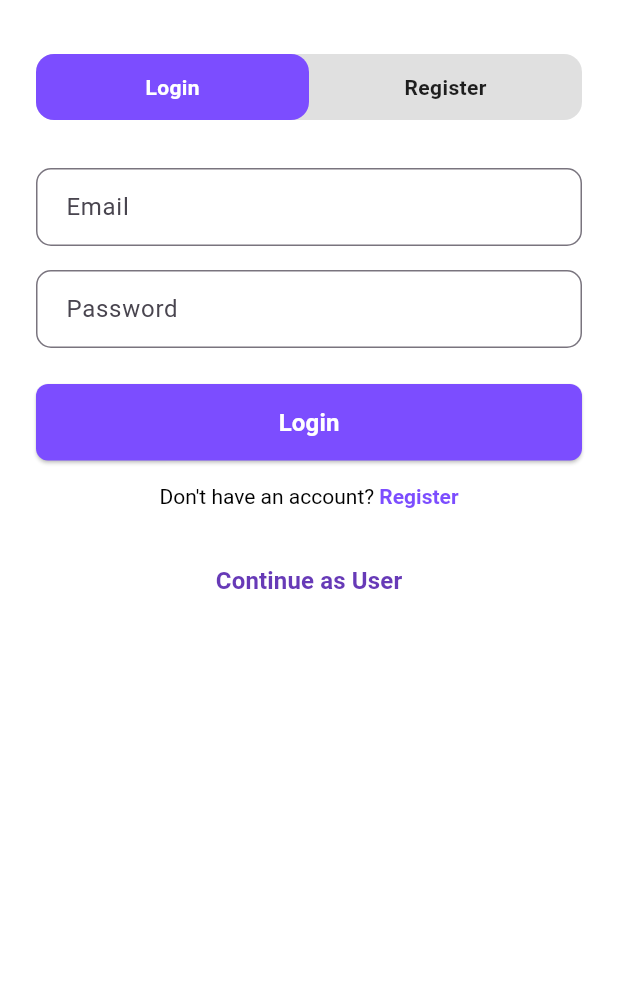
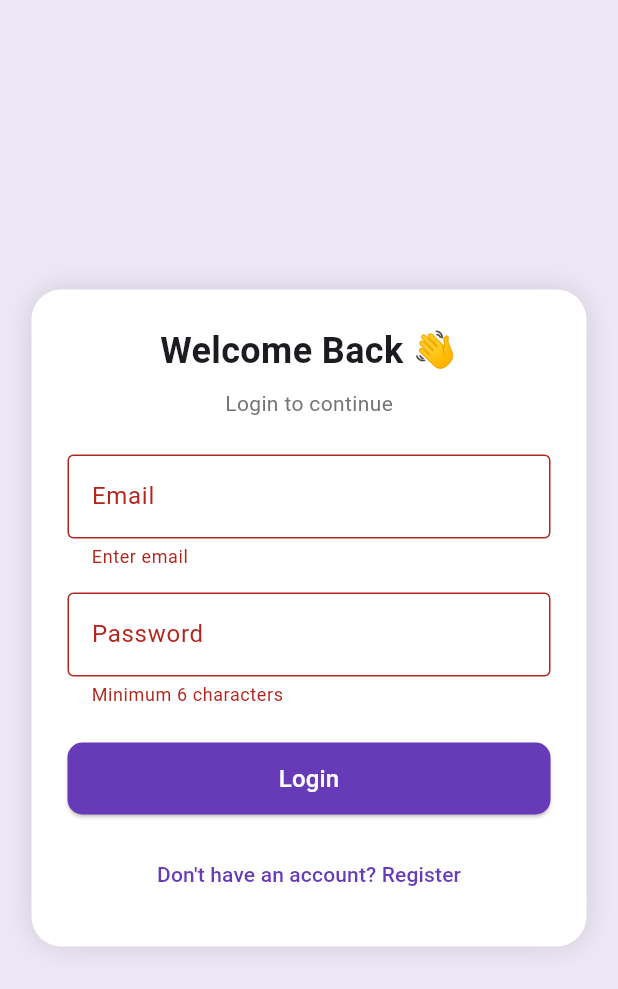
Before and after one commit to Shashank-Shourie/PS21, a Flutter app: the screen it shows after launch, after a tap on "Login", on a phone screen of 412 x 824 dp. Shown: the top 989 px of the screen. Run offline on Flutter 3.47's test engine with Material 3 defaults, Android fonts, the phone set to English and light mode, and no system bars; our stand-ins replace device_info_plus, file_picker, flutter_dotenv.

Commit message:
frontend problems idk about

```diff
--- a/frontend/lib/main.dart
+++ b/frontend/lib/main.dart
@@ -1,21 +1,23 @@
 import 'package:flutter/material.dart';
-// import '/pages/Userpages/home_page.dart';
-import 'pages/orgregister.dart';
 import 'package:flutter_dotenv/flutter_dotenv.dart';
+import 'pages/login_page.dart'; // Import the login_page.dart
 
 void main() async {
   WidgetsFlutterBinding.ensureInitialized();
-  await dotenv.load(
-    fileName: "assets/.env",
-  ); // explicitly point to your .env if needed
+  await dotenv.load(fileName: "assets/.env");  // Explicitly load .env file if necessary
+  print("APP initialized");
   runApp(const MyApp());
 }
+
 
 class MyApp extends StatelessWidget {
   const MyApp({super.key});
 
   @override
   Widget build(BuildContext context) {
-    return MaterialApp(debugShowCheckedModeBanner: false, home: AuthPage());
+    return MaterialApp(
+      debugShowCheckedModeBanner: false,
+      home: AuthPage(),  // Set the home to AuthPage which is inside login_page.dart
+    );
   }
 }
--- /dev/null
+++ b/frontend/lib/pages/login_page.dart
@@ -0,0 +1,150 @@
+import 'package:flutter/material.dart';
+
+class AuthPage extends StatefulWidget {
+  @override
+  _AuthPageState createState() => _AuthPageState();
+}
+
+class _AuthPageState extends State<AuthPage> {
+  bool isLogin = true; // Switch between login and registration forms
+  final _formKey = GlobalKey<FormState>();
+
+  // Controllers for text fields
+  final TextEditingController emailController = TextEditingController();
+  final TextEditingController passwordController = TextEditingController();
+  final TextEditingController orgController = TextEditingController();
+  final TextEditingController nameController = TextEditingController();
+
+  // Toggle between login and register forms
+  void toggleForm() {
+    setState(() {
+      isLogin = !isLogin;
+    });
+  }
+
+  // Submit the form
+  void submit() {
+    if (_formKey.currentState!.validate()) {
+      if (isLogin) {
+        print("Logging in with ${emailController.text}");
+      } else {
+        print(
+          "Registering: ${emailController.text}, Org: ${orgController.text}, Name: ${nameController.text}",
+        );
+      }
+    }
+  }
+
+  @override
+  Widget build(BuildContext context) {
+    print("AuthPage build() called");
+    return Scaffold(
+      backgroundColor: Colors.deepPurple.shade50,
+      body: Center(
+        child: SingleChildScrollView(
+          child: AnimatedContainer(
+            duration: Duration(milliseconds: 500),
+            padding: EdgeInsets.all(24),
+            width: 370,
+            decoration: BoxDecoration(
+              color: Colors.white,
+              borderRadius: BorderRadius.circular(20),
+              boxShadow: [BoxShadow(blurRadius: 15, color: Colors.black12)],
+            ),
+            child: Column(
+              mainAxisSize: MainAxisSize.min,
+              children: [
+                Text(
+                  isLogin ? 'Welcome Back 👋' : 'Register your account 📝',
+                  style: TextStyle(fontSize: 24, fontWeight: FontWeight.bold),
+                ),
+                SizedBox(height: 8),
+                Text(
+                  isLogin ? 'Login to continue' : 'Fill in the details below',
+                  style: TextStyle(fontSize: 14, color: Colors.grey.shade600),
+                ),
+                SizedBox(height: 24),
+                Form(
+                  key: _formKey,
+                  child: Column(
+                    children: [
+                      if (!isLogin) // Show fields only when registering
+                        Column(
+                          children: [
+                            TextFormField(
+                              controller: orgController,
+                              decoration: InputDecoration(
+                                labelText: 'Organisation Name',
+                                border: OutlineInputBorder(),
+                              ),
+                              validator: (value) =>
+                                  value!.isEmpty ? 'Enter organisation name' : null,
+                            ),
+                            SizedBox(height: 16),
+                            TextFormField(
+                              controller: nameController,
+                              decoration: InputDecoration(
+                                labelText: 'Person Name',
+                                border: OutlineInputBorder(),
+                              ),
+                              validator: (value) =>
+                                  value!.isEmpty ? 'Enter your name' : null,
+                            ),
+                            SizedBox(height: 16),
+                          ],
+                        ),
+                      TextFormField(
+                        controller: emailController,
+                        decoration: InputDecoration(
+                          labelText: 'Email',
+                          border: OutlineInputBorder(),
+                        ),
+                        validator: (value) => value!.isEmpty ? 'Enter email' : null,
+                      ),
+                      SizedBox(height: 16),
+                      TextFormField(
+                        controller: passwordController,
+                        obscureText: true,
+                        decoration: InputDecoration(
+                          labelText: 'Password',
+                          border: OutlineInputBorder(),
+                        ),
+                        validator: (value) =>
+                            value!.length < 6 ? 'Minimum 6 characters' : null,
+                      ),
+                      SizedBox(height: 24),
+                      ElevatedButton(
+                        style: ElevatedButton.styleFrom(
+                          minimumSize: Size(double.infinity, 48),
+                          shape: RoundedRectangleBorder(
+                            borderRadius: BorderRadius.circular(10),
+                          ),
+                          backgroundColor: Colors.deepPurple,
+                        ),
+                        onPressed: submit,
+                        child: Text(
+                          isLogin ? 'Login' : 'Register',
+                          style: TextStyle(fontSize: 16, color: Colors.white),
+                        ),
+                      ),
+                      SizedBox(height: 16),
+                      TextButton(
+                        onPressed: toggleForm,
+                        child: Text(
+                          isLogin
+                              ? "Don't have an account? Register"
+                              : "Already have an account? Login",
+                          style: TextStyle(color: Colors.deepPurple),
+                        ),
+                      ),
+                    ],
+                  ),
+                ),
+              ],
+            ),
+          ),
+        ),
+      ),
+    );
+  }
+}
```
Also changed, not shown: frontend/lib/pages/otp_verfication.dart (added), frontend/pubspec.lock, 2 other files.
